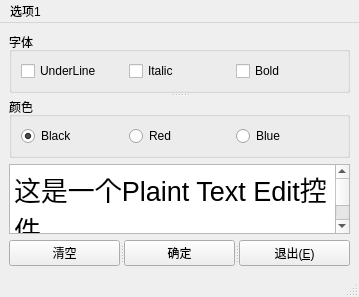
First picture: the form in mainwindow.ui, repository Fymiki97/QTBasic, before the edit.
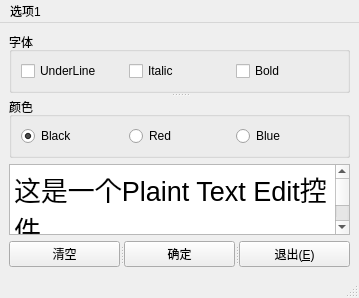
Second picture: the form after the edit. Icons and pictures are not drawn.

Diff of the .ui file:
```diff
--- a/mainwindow.ui
+++ b/mainwindow.ui
@@ -7,7 +7,7 @@
     <x>0</x>
     <y>0</y>
     <width>359</width>
-    <height>269</height>
+    <height>298</height>
    </rect>
   </property>
   <property name="windowTitle">
```
Left out of the diff: 37 changed lines with no effect on the pictures.
